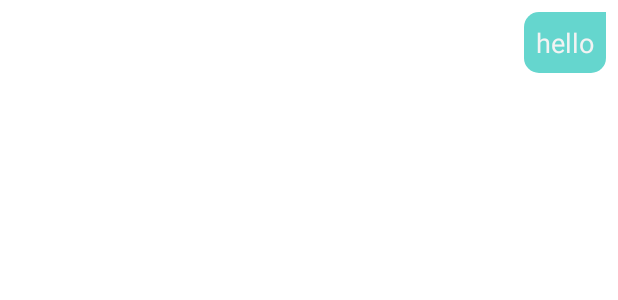
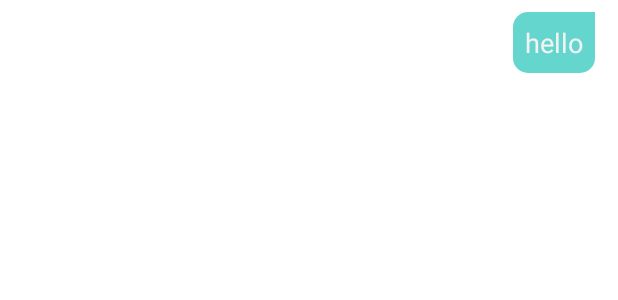
Before and after one commit to ahmedsamir9/Vezeeta-Clone, an Android app: the layout chat_item_right.xml on its own in the app's theme, with its tools: preview values and no code run, on a phone screen of 412 x 824 dp. Shown: the top 300 px of the screen. Run offline under Robolectric (Android 15) with nearby library versions, the light colour scheme and no system bars; Roboto replaces fonts that are not available here.

Commit message:
Chat enhanced. fixed some chat bugs.

```diff
--- a/app/src/main/java/com/example/vezetaaclone/Activities/MessageActivity.java
+++ b/app/src/main/java/com/example/vezetaaclone/Activities/MessageActivity.java
@@ -59,6 +59,7 @@ public class MessageActivity extends AppCompatActivity {
     TextView noMsgs;
 
 
+
     @Override
     protected void onCreate(Bundle savedInstanceState) {
         super.onCreate(savedInstanceState);
@@ -87,6 +88,7 @@ public class MessageActivity extends AppCompatActivity {
         noMsgs = findViewById(R.id.noChat);
         msg = findViewById(R.id.msgcontxt);
         sendBtn = findViewById(R.id.btn_send);
+
         intent = getIntent();
         String ClickedUserID = intent.getStringExtra("id");
         String name = intent.getStringExtra("Name");
@@ -182,8 +184,9 @@ public class MessageActivity extends AppCompatActivity {
                 {
                    noMsgs.setVisibility(View.VISIBLE);
                 }
-                else
+                else {
                     noMsgs.setVisibility(View.INVISIBLE);
+                }
                 Log.i("chatList has", String.valueOf(mchat.size()));
                 msgsAdapter = new messagesAdapter(MessageActivity.this, mchat);
                 chatView.setAdapter(msgsAdapter);
@@ -192,4 +195,5 @@ public class MessageActivity extends AppCompatActivity {
 
 
     }
+
 }
--- a/app/src/main/res/layout/chat_item_right.xml
+++ b/app/src/main/res/layout/chat_item_right.xml
@@ -5,15 +5,20 @@
     android:layout_width="match_parent"
     android:layout_height="wrap_content"
     android:padding="8dp">
+
     <RelativeLayout
+        android:id="@+id/messageItem"
         android:layout_width="300dp"
+        android:layout_height="wrap_content"
         android:layout_alignParentEnd="true"
-        android:layout_height="wrap_content"
-        android:layout_alignParentRight="true">
+        android:layout_alignParentRight="true"
+        android:layout_marginEnd="7dp"
+        android:layout_marginRight="7dp">
+
         <de.hdodenhof.circleimageview.CircleImageView
+            android:id="@+id/profile_image"
             android:layout_width="wrap_content"
             android:layout_height="wrap_content"
-            android:id="@+id/profile_image"
             android:visibility="gone"></de.hdodenhof.circleimageview.CircleImageView>
 
         <TextView
```
Also changed, not shown: app/src/main/java/com/example/vezetaaclone/UI/Fragments/ChatListFragment.java (+9 -1 lines), app/src/main/java/com/example/vezetaaclone/data/ChatsAdapter.java (+12 -7 lines), app/src/main/res/layout/activity_message.xml (+12 -11 lines).
